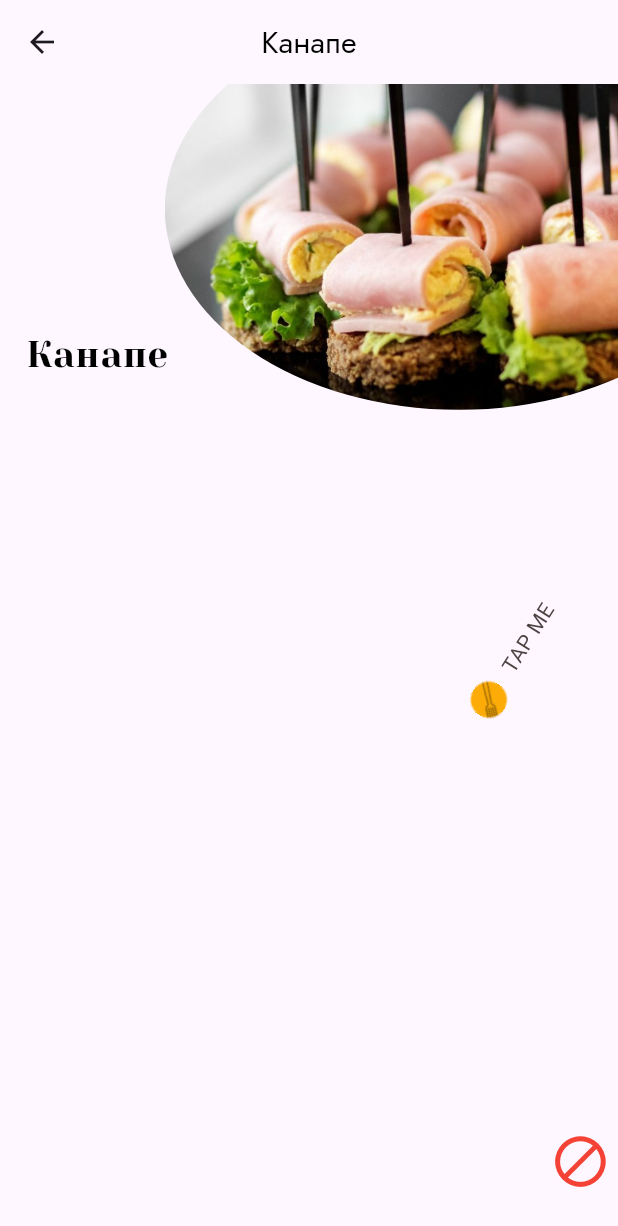
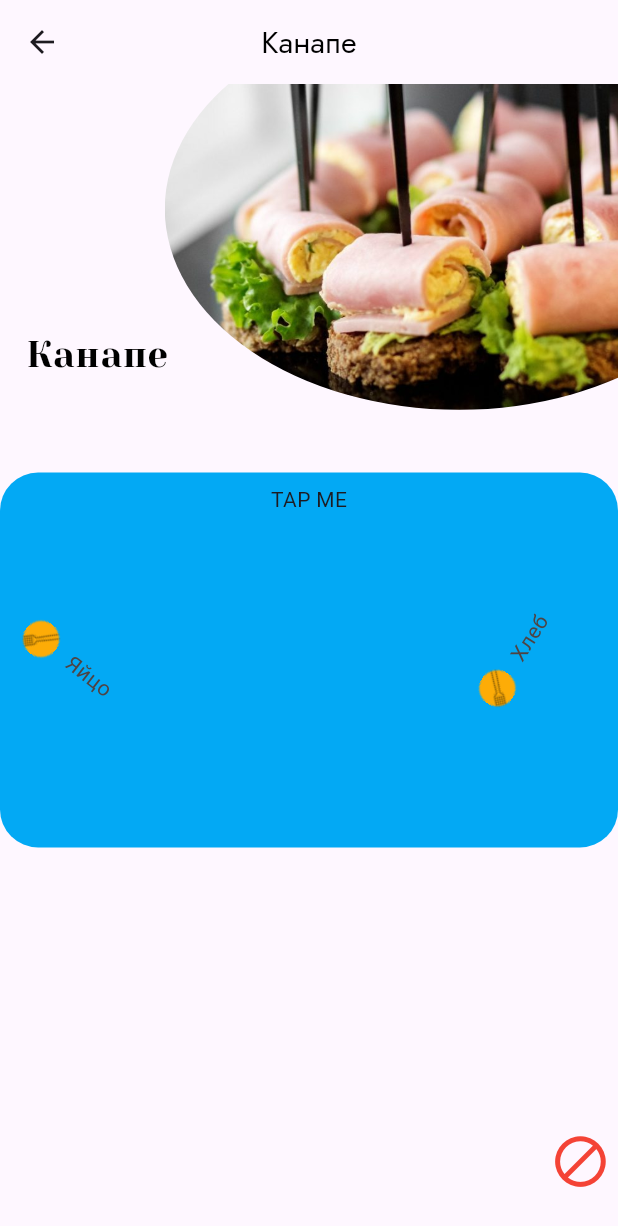
Before and after one commit to Kibakuss/birthday_app, a Flutter app: the screen it shows after launch, after a tap on "Канапе", on a phone screen of 412 x 824 dp. Shown: the top 1226 px of the screen. Run offline on Flutter 3.47's test engine with Material 2 defaults, Android fonts, the phone set to English and light mode, and no system bars; our stand-ins replace flutter_screenutil; missing offline and left inert: yandex_mapkit; statements that could not run were skipped.

Commit message:
update animaton

```diff
--- a/lib/presentation/pages/menu_item.dart
+++ b/lib/presentation/pages/menu_item.dart
@@ -23,9 +23,7 @@ class MenuItemScreen extends StatelessWidget {
         child: Stack(
           children: [
             ImageRotate(item: item),
-            TextAnimatedPosition(
-              item: item,
-            ),
+            TextAnimatedPosition(item: item),
             const AnimatedContent(),
             const Meme(),
           ],
@@ -85,7 +83,9 @@ class _AnimatedContentState extends State<AnimatedContent>
     with SingleTickerProviderStateMixin {
   late AnimationController _controller;
   late final Animation<AlignmentGeometry> _alignAnimation;
+  late final Animation<AlignmentGeometry> _alignAnimationEgg;
   late final Animation<double> _rotationAnimation;
+  late final Animation<double> _rotationAnimationEgg;
   bool _isAnimating = true;
 
   @override
@@ -105,11 +105,26 @@ class _AnimatedContentState extends State<AnimatedContent>
         curve: Curves.easeInOutCubic,
       ),
     );
+    _alignAnimationEgg = Tween<AlignmentGeometry>(
+      begin: Alignment.centerRight,
+      end: Alignment.centerLeft,
+    ).animate(
+      CurvedAnimation(
+        parent: _controller,
+        curve: Curves.bounceOut,
+      ),
+    );
 
     _rotationAnimation = Tween<double>(begin: 0, end: 2).animate(
       CurvedAnimation(
         parent: _controller,
         curve: Curves.easeInOutCubic,
+      ),
+    );
+    _rotationAnimationEgg = Tween<double>(begin: 3, end: 0).animate(
+      CurvedAnimation(
+        parent: _controller,
+        curve: Curves.easeInOutExpo,
       ),
     );
   }
@@ -133,7 +148,22 @@ class _AnimatedContentState extends State<AnimatedContent>
           _isAnimating = !_isAnimating;
         });
       },
-      child: AlignTransition(
+      child: Align(
+        alignment: Alignment.center,
+        child: Container(
+          height: 250,
+          decoration: BoxDecoration(
+              borderRadius: BorderRadius.circular(25.r),
+              color: Colors.lightBlue),
+          child: Padding(
+            padding: const EdgeInsets.all(8.0),
+            child: Stack(
+              children: [
+                const Align(
+                  alignment: Alignment.topCenter,
+                  child: Text('TAP ME'),
+                ),
+                AlignTransition(
                   alignment: _alignAnimation,
                   child: RotationTransition(
                       turns: _rotationAnimation,
@@ -145,11 +175,34 @@ class _AnimatedContentState extends State<AnimatedContent>
                             width: 10.w,
                           ),
                           Text(
-                  'TAP ME',
+                            'Хлеб',
                             style: Styles.descriptionStyle,
                           )
                         ],
                       )),
+                ),
+                AlignTransition(
+                  alignment: _alignAnimationEgg,
+                  child: RotationTransition(
+                      turns: _rotationAnimationEgg,
+                      child: Row(
+                        mainAxisSize: MainAxisSize.min,
+                        children: [
+                          Image.asset('assets/images/fork.png'),
+                          SizedBox(
+                            width: 10.w,
+                          ),
+                          Text(
+                            'Яйцо',
+                            style: Styles.descriptionStyle,
+                          )
+                        ],
+                      )),
+                ),
+              ],
+            ),
+          ),
+        ),
       ),
     );
   }
--- a/lib/presentation/widgets/button_expanded.dart
+++ b/lib/presentation/widgets/button_expanded.dart
@@ -21,7 +21,6 @@ class ButtonExpanded extends StatelessWidget {
               fontFamily: 'Jost',
               fontSize: 14.sp,
               fontWeight: FontWeight.w400,
-              // decoration: TextDecoration.underline,
               color: AppColors.titleColor,
             ),
           ),
```
Lines whose indentation alone changed are shown as unchanged.
